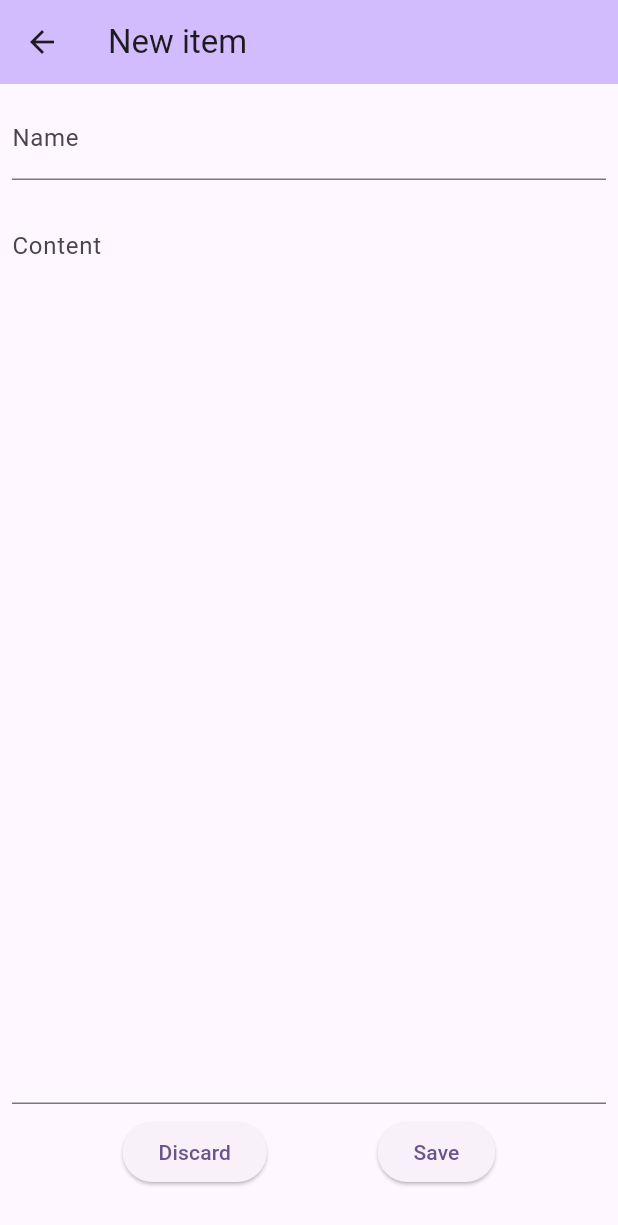
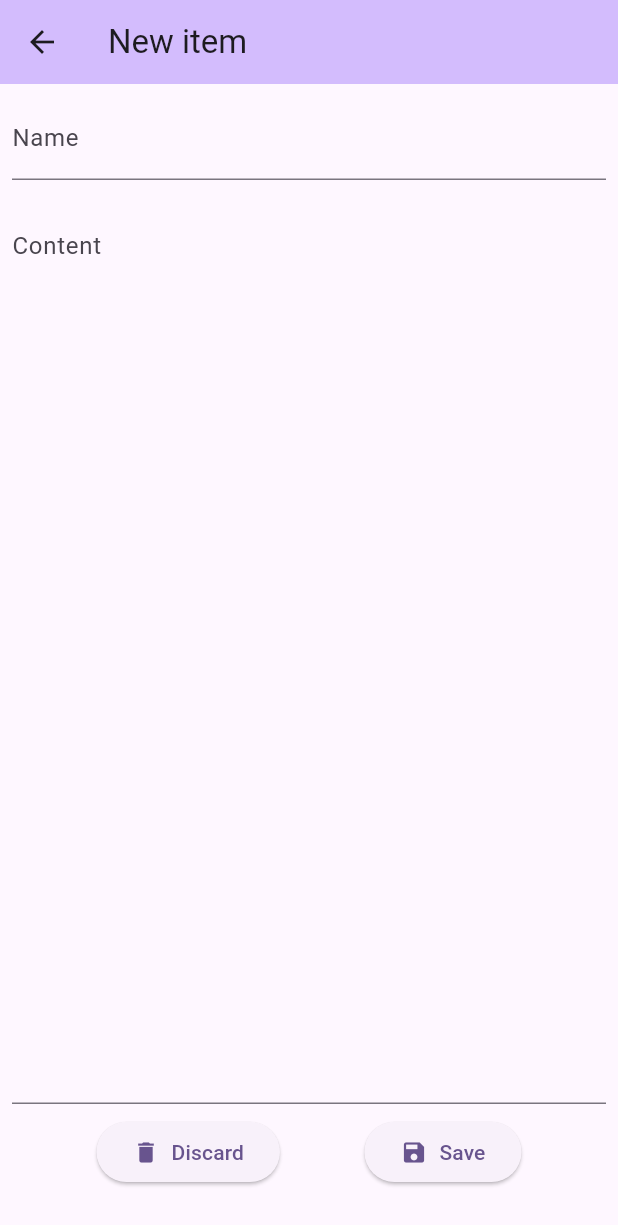
Before and after one commit to schilln/memorize, a Flutter app: the NewItemPage screen opened directly, on a phone screen of 412 x 824 dp. Shown: the top 1225 px of the screen. Run offline on Flutter 3.47's test engine with Material 3 defaults, Android fonts, the light colour scheme and no system bars; our stand-ins replace flutter_slidable.

Commit message:
added icons to buttons

```diff
--- a/lib/new_item_page.dart
+++ b/lib/new_item_page.dart
@@ -33,8 +33,20 @@ class NewItemPage extends StatelessWidget {
             Row(
               mainAxisAlignment: MainAxisAlignment.spaceEvenly,
               children: [
-                ElevatedButton(onPressed: () {}, child: Text("Discard")),
-                ElevatedButton(onPressed: () {}, child: Text("Save")),
+                ElevatedButton(
+                  onPressed: () {},
+                  child: Row(
+                    spacing: 8,
+                    children: [Icon(Icons.delete), Text("Discard")],
+                  ),
+                ),
+                ElevatedButton(
+                  onPressed: () {},
+                  child: Row(
+                    spacing: 8,
+                    children: [Icon(Icons.save), Text("Save")],
+                  ),
+                ),
               ],
             ),
           ],
```
